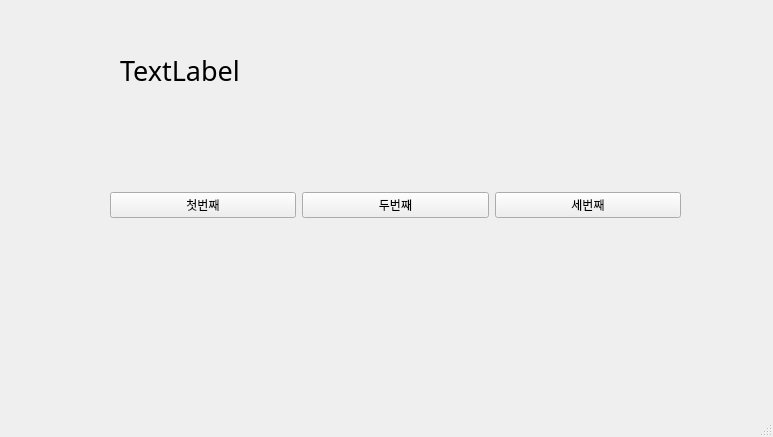
papasmf1/python220720, file DemoForm2.ui: the form before one commit.
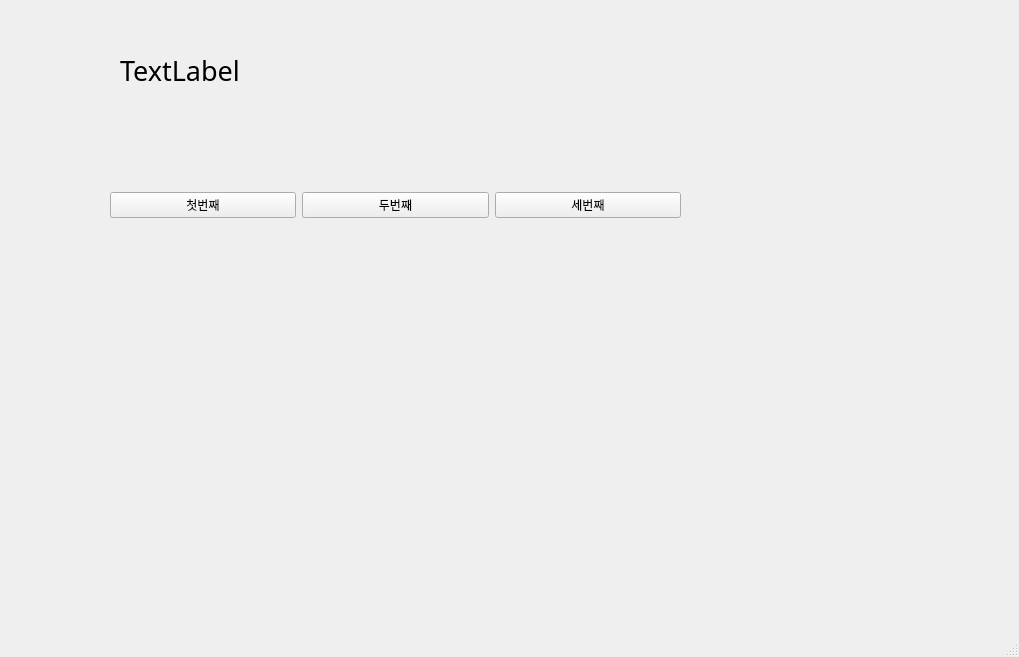
The form after the commit.

Patch:
```diff
--- a/DemoForm2.ui
+++ b/DemoForm2.ui
@@ -6,8 +6,8 @@
    <rect>
     <x>0</x>
     <y>0</y>
-    <width>773</width>
-    <height>437</height>
+    <width>1019</width>
+    <height>657</height>
    </rect>
   </property>
   <property name="windowTitle">
```
Left out of the diff: 2 changed lines with no effect on the pictures.
